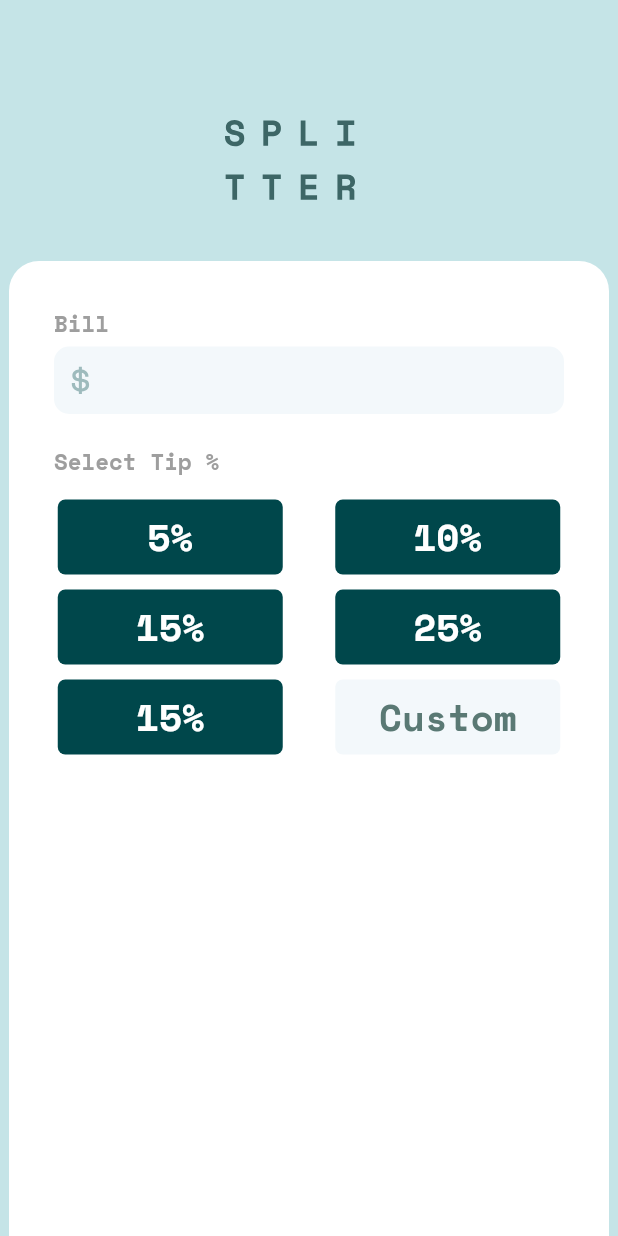
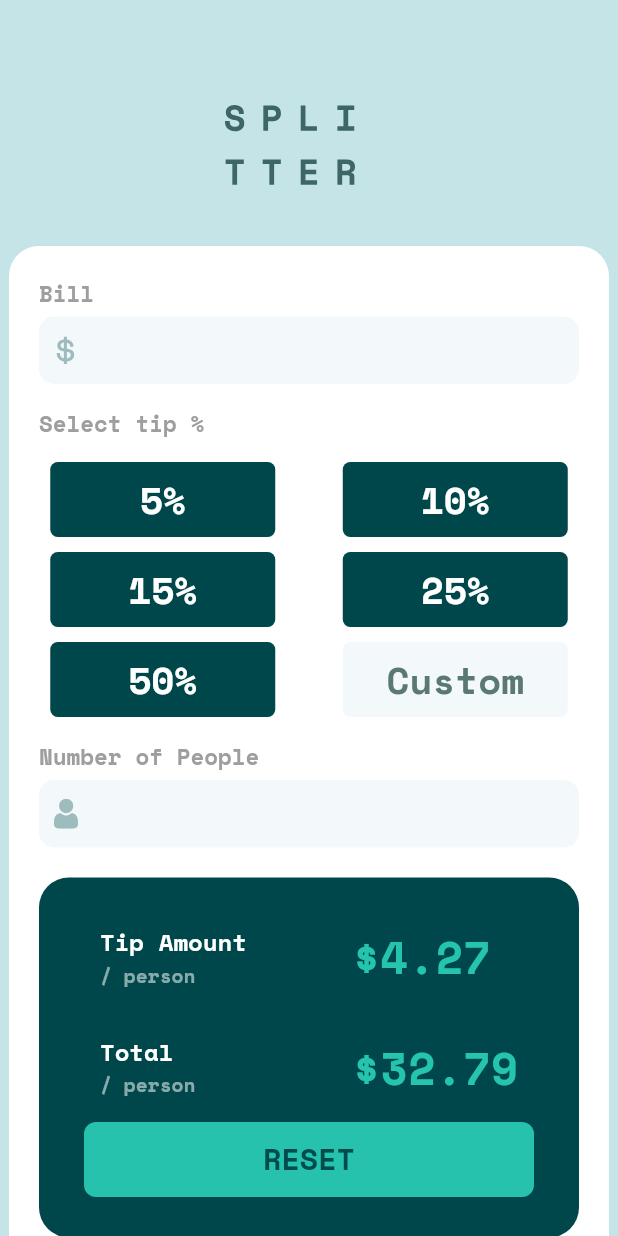
Before and after one commit to william-hatzar/Splitter, a Flutter app: the screen it shows after launch, on a phone screen of 412 x 824 dp. Run offline on Flutter 3.47's test engine with Material 2 defaults, Android fonts, the phone set to English and light mode, and no system bars; our stand-ins replace flutter_svg.

Commit message:
Design complete amnd code clean

```diff
--- a/lib/tip_home_screen.dart
+++ b/lib/tip_home_screen.dart
@@ -1,5 +1,11 @@
 import 'package:flutter/material.dart';
-import 'package:flutter_svg/flutter_svg.dart';
+import 'package:tip_calc/widgets/Header.dart';
+import 'package:tip_calc/widgets/ResetButton.dart';
+import 'package:tip_calc/widgets/Subheadings.dart';
+import 'package:tip_calc/widgets/percentage_button.dart';
+import 'package:tip_calc/widgets/subheadings_collumn.dart';
+import 'package:tip_calc/widgets/text_input.dart';
+import 'package:tip_calc/widgets/tip_amounts.dart';
 
 class TipHome extends StatefulWidget {
   const TipHome({Key? key}) : super(key: key);
@@ -31,131 +37,51 @@ class _MainContentState extends State<MainContent> {
     return Column(
       mainAxisAlignment: MainAxisAlignment.start,
       children: [
-        const SizedBox(height: 80.00),
-        Row(
-          children: [
-            const SizedBox(width: 150.00),
-            SvgPicture.asset("images/logo.svg"),
-          ],
-        ),
+        const SizedBox(height: 70.00),
+        const Header(),
         const SizedBox(height: 40),
         Container(
-          height: 678,
+          height: 687,
           width: 400,
           decoration: const BoxDecoration(
               color: Colors.white,
               borderRadius: BorderRadius.only(topLeft: Radius.circular(20.0), topRight: Radius.circular(20.0))
           ),
           child: Padding(
-            padding: const EdgeInsets.all(30.0),
+            padding: const EdgeInsets.all(20.0),
             child: Column(
               crossAxisAlignment: CrossAxisAlignment.start,
               children: [
-                const Text("Bill",
-                  style: TextStyle(
-                      fontFamily: "SpaceMono",
-                      color: Colors.grey,
-                      fontSize: 15.0,
-                      fontWeight: FontWeight.w200),),
+                const Subheading(text: "Bill"),
                 const SizedBox(height: 5),
-                Container(
-                  height: 45,
-                  decoration: BoxDecoration(
-                      borderRadius: BorderRadius.circular(10),
-                      color: const Color(0xffF3F8FB)
-                  ),
-                  child: Padding(
-                    padding: const EdgeInsets.all(8.0),
-                    child: Row(
-                      children: [
-                        SizedBox(height: 20, width: 20, child: SvgPicture.asset("images/icon-dollar.svg")),
-                        const SizedBox(width: 10),  // Added space between the image and TextField
-                        const Expanded(
-                          child: TextField(
-                            style: TextStyle(fontFamily: "SpaceMono", fontSize: 20),
-                            textAlign: TextAlign.right, // Set text alignment to center
-                            decoration: InputDecoration(
-                              border: InputBorder.none,
-                              contentPadding: EdgeInsets.only(top: -18)
-                            ),
-                          ),
-                        ),
-                      ],
-                    ),
-                  ),
-                ),
-                const SizedBox(height: 20),
-                const Text("Select Tip %",
-                  style: TextStyle(
-                      fontFamily: "SpaceMono",
-                      color: Colors.grey,
-                      fontSize: 15.0,
-                      fontWeight: FontWeight.w200),),
+                const TextInput(svgImage: "icon-dollar"),
+                const SizedBox(height: 15),
+                const Subheading(text: "Select tip %"),
                 const SizedBox(height: 15),
                 Column(
                   children: [
-                    Row(
+                    const Row(
                       mainAxisAlignment: MainAxisAlignment.spaceEvenly,
                       children: [
-                        Container(
-                          height: 50,
-                          width: 150,
-                          decoration: BoxDecoration(
-                              color: const Color(0xff00474B),
-                              borderRadius: BorderRadius.circular(5)),
-                          child: const Align(alignment: Alignment.center, child:
-                          Text("5%", style: TextStyle(fontFamily: "SpaceMono", fontSize: 25, color: Colors.white))),
-                        ),
-                        const SizedBox(width: 30),
-                        Container(
-                          height: 50,
-                          width: 150,
-                          decoration: BoxDecoration(
-                              color: const Color(0xff00474B),
-                              borderRadius: BorderRadius.circular(5)),
-                          child: const Align(alignment: Alignment.center, child:
-                          Text("10%", style: TextStyle(fontFamily: "SpaceMono", fontSize: 25, color: Colors.white))),
-                        )
+                         PercentageButton(text: "5%"),
+                         SizedBox(width: 30),
+                         PercentageButton(text: "10%"),
+                      ],
+                    ),
+                    const SizedBox(height: 10.0),
+                    const Row(
+                      mainAxisAlignment: MainAxisAlignment.spaceEvenly,
+                      children: [
+                         PercentageButton(text: "15%"),
+                         SizedBox(width: 30),
+                         PercentageButton(text: "25%"),
                       ],
                     ),
                     const SizedBox(height: 10.0),
                     Row(
                       mainAxisAlignment: MainAxisAlignment.spaceEvenly,
                       children: [
-                        Container(
-                          height: 50,
-                          width: 150,
-                          decoration: BoxDecoration(
-                              color: const Color(0xff00474B),
-                              borderRadius: BorderRadius.circular(5)),
-                          child: const Align(alignment: Alignment.center, child:
-                          Text("15%", style: TextStyle(fontFamily: "SpaceMono", fontSize: 25, color: Colors.white))),
-                        ),
-                        const SizedBox(width: 30),
-                        Container(
-                          height: 50,
-                          width: 150,
-                          decoration: BoxDecoration(
-                              color: const Color(0xff00474B),
-                              borderRadius: BorderRadius.circular(5)),
-                          child: const Align(alignment: Alignment.center, child:
-                          Text("25%", style: TextStyle(fontFamily: "SpaceMono", fontSize: 25, color: Colors.white))),
-                        )
-                      ],
-                    ),
-                    const SizedBox(height: 10.0),
-                    Row(
-                      mainAxisAlignment: MainAxisAlignment.spaceEvenly,
-                      children: [
-                        Container(
-                          height: 50,
-                          width: 150,
-                          decoration: BoxDecoration(
-                              color: const Color(0xff00474B),
-                              borderRadius: BorderRadius.circular(5)),
-                          child: const Align(alignment: Alignment.center, child:
-                          Text("15%", style: TextStyle(fontFamily: "SpaceMono", fontSize: 25, color: Colors.white))),
-                        ),
+                        const PercentageButton(text: "50%"),
                         const SizedBox(width: 30),
                         Container(
                           height: 50,
@@ -169,7 +95,36 @@ class _MainContentState extends State<MainContent> {
                       ],
                     )
                   ],
-                )
+                ),
+                const SizedBox(height: 15),
+                const Subheading(text: "Number of People"),
+                const SizedBox(height: 5),
+                const TextInput(svgImage: "icon-person"),
+                const SizedBox(height: 20,),
+                Container(
+                  decoration: BoxDecoration(color: const Color(0xff00474B), borderRadius: BorderRadius.circular(20)),
+                  height: 240,
+                  width: 500,
+                  child: const Column(
+                    children: [
+                      Row(
+                         mainAxisAlignment: MainAxisAlignment.spaceEvenly,
+                        children: [
+                           Padding(
+                             padding: EdgeInsets.only(top: 30),
+                             child: SubheadingsColumn()
+                           ),
+                          Padding(
+                            padding: EdgeInsets.only(left : 30, top: 30),
+                            child: TipAmounts(tipAmountPerPerson: "4.27", totalPerPerson: "32.79"),
+                          ),
+                        ],
+                      ),
+                      SizedBox(height: 15),
+                      ResetButton()
+                    ],
+                  ),
+                ),
               ],
             ),
           ),
--- /dev/null
+++ b/lib/widgets/Header.dart
@@ -0,0 +1,16 @@
+import 'package:flutter/material.dart';
+import 'package:flutter_svg/svg.dart';
+
+class Header extends StatelessWidget {
+  const Header({Key? key}) : super(key: key);
+
+  @override
+  Widget build(BuildContext context) {
+    return Row(
+      children: [
+        const SizedBox(width: 150.00),
+        SvgPicture.asset("images/logo.svg"),
+      ],
+    );
+  }
+}
--- /dev/null
+++ b/lib/widgets/ResetButton.dart
@@ -0,0 +1,26 @@
+import 'package:flutter/material.dart';
+
+class ResetButton extends StatefulWidget {
+  const ResetButton({Key? key}) : super(key: key);
+
+  @override
+  State<ResetButton> createState() => _ResetButtonState();
+}
+
+class _ResetButtonState extends State<ResetButton> {
+  @override
+  Widget build(BuildContext context) {
+    return Container(
+        height: 50,
+        width: 300,
+        decoration: BoxDecoration(
+            color: const Color(0xff26C2AD),
+            borderRadius: BorderRadius.circular(8)
+        ),
+        child: const Align(
+          alignment: Alignment.center,
+          child: Text("RESET", style: TextStyle(color: Color(0xff004C4D), fontFamily: "SpaceMono", fontSize: 20, fontWeight: FontWeight.bold),),
+        )
+    );
+  }
+}
--- /dev/null
+++ b/lib/widgets/Subheadings.dart
@@ -0,0 +1,16 @@
+import 'package:flutter/material.dart';
+
+class Subheading extends StatelessWidget {
+  final String text;
+  const Subheading({Key? key, required this.text}) : super(key: key);
+
+  @override
+  Widget build(BuildContext context) {
+    return Text(text,
+      style: const TextStyle(
+          fontFamily: "SpaceMono",
+          color: Colors.grey,
+          fontSize: 15.0,
+          fontWeight: FontWeight.w200),);
+  }
+}
--- /dev/null
+++ b/lib/widgets/percentage_button.dart
@@ -0,0 +1,49 @@
+import 'package:flutter/material.dart';
+
+class PercentageButton extends StatefulWidget {
+  final String text;
+  const PercentageButton({Key? key, required this.text}) : super(key: key);
+
+  @override
+  State<PercentageButton> createState() => _PercentageButtonState();
+}
+
+class _PercentageButtonState extends State<PercentageButton> {
+  final List<String> colour = ["not clicked", "clicked"];
+  int currentIndex = 0;
+
+  Color getBackgroundColor() {
+    return currentIndex == 0 ? const Color(0xff00474B) : const Color(0xff9EE8DF);
+  }
+
+  void cycleItems() {
+    setState(() {
+      currentIndex = (currentIndex + 1) % colour.length;
+    });
+  }
+
+  @override
+  Widget build(BuildContext context) {
+    return GestureDetector(
+      onTap: () {
+        cycleItems(); // Corrected the invocation
+        print(widget.text);
+      },
+      child: Container(
+        height: 50,
+        width: 150,
+        decoration: BoxDecoration(
+          color: getBackgroundColor(),
+          borderRadius: BorderRadius.circular(5),
+        ),
+        child: Align(
+          alignment: Alignment.center,
+          child: Text(
+            widget.text,
+            style: const TextStyle(fontFamily: "SpaceMono", fontSize: 25, color: Colors.white),
+          ),
+        ),
+      ),
+    );
+  }
+}
--- /dev/null
+++ b/lib/widgets/subheadings_collumn.dart
@@ -0,0 +1,19 @@
+import 'package:flutter/material.dart';
+
+class SubheadingsColumn extends StatelessWidget {
+  const SubheadingsColumn({Key? key}) : super(key: key);
+
+  @override
+  Widget build(BuildContext context) {
+    return const Column(
+      crossAxisAlignment: CrossAxisAlignment.start,
+      children: [
+        Text("Tip Amount", style: TextStyle(color: Colors.white, fontFamily: "SpaceMono", fontSize: 16)),
+        Text("/ person", style: TextStyle(color: Colors.white54, fontFamily: "SpaceMono", fontSize: 13)),
+        SizedBox(height: 30),
+        Text("Total", style: TextStyle(color: Colors.white, fontFamily: "SpaceMono", fontSize: 16)),
+        Text("/ person", style: TextStyle(color: Colors.white54, fontFamily: "SpaceMono", fontSize: 13)),
+      ],
+    );
+  }
+}
--- /dev/null
+++ b/lib/widgets/text_input.dart
@@ -0,0 +1,42 @@
+import 'package:flutter/material.dart';
+import 'package:flutter_svg/flutter_svg.dart';
+
+class TextInput extends StatefulWidget {
+  final String svgImage;
+  const TextInput({Key? key, required this.svgImage}) : super(key: key);
+
+  @override
+  State<TextInput> createState() => _TextInputState();
+}
+
+class _TextInputState extends State<TextInput> {
+  @override
+  Widget build(BuildContext context) {
+    return Container(
+      height: 45,
+      decoration: BoxDecoration(
+          borderRadius: BorderRadius.circular(10),
+          color: const Color(0xffF3F8FB)
+      ),
+      child: Padding(
+        padding: const EdgeInsets.all(8.0),
+        child: Row(
+          children: [
+            SizedBox(height: 20, width: 20, child: SvgPicture.asset("images/${widget.svgImage}.svg")),
+            const SizedBox(width: 10),  // Added space between the image and TextField
+            const Expanded(
+              child: TextField(
+                style: TextStyle(fontFamily: "SpaceMono", fontSize: 20),
+                textAlign: TextAlign.right, // Set text alignment to center
+                decoration: InputDecoration(
+                    border: InputBorder.none,
+                    contentPadding: EdgeInsets.only(top: -18)
+                ),
+              ),
+            ),
+          ],
+        ),
+      ),
+    );
+  }
+}
--- /dev/null
+++ b/lib/widgets/tip_amounts.dart
@@ -0,0 +1,24 @@
+import 'package:flutter/material.dart';
+
+class TipAmounts extends StatefulWidget {
+  final String tipAmountPerPerson;
+  final String totalPerPerson;
+  const TipAmounts({Key? key, required this.tipAmountPerPerson, required this.totalPerPerson}) : super(key: key);
+
+  @override
+  State<TipAmounts> createState() => _TipAmountsState();
+}
+
+class _TipAmountsState extends State<TipAmounts> {
+  @override
+  Widget build(BuildContext context) {
+    return Column(
+      crossAxisAlignment: CrossAxisAlignment.start,
+      children: [
+        Text("\$${widget.tipAmountPerPerson}", style: TextStyle(color: Color(0xff25C4AD), fontFamily: "SpaceMono", fontSize: 30), textAlign: TextAlign.end),
+        SizedBox(height: 30),
+        Text("\$${widget.totalPerPerson}", style: TextStyle(color: Color(0xff25C4AD), fontFamily: "SpaceMono", fontSize: 30), textAlign: TextAlign.end),
+      ],
+    );
+  }
+}
```
